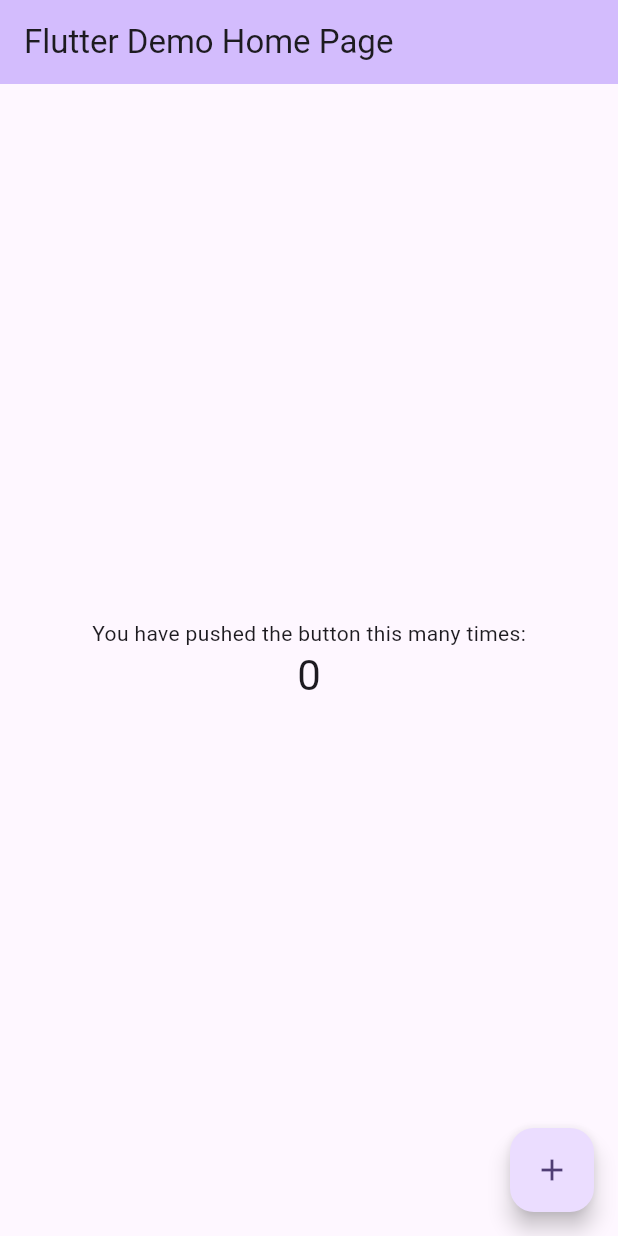
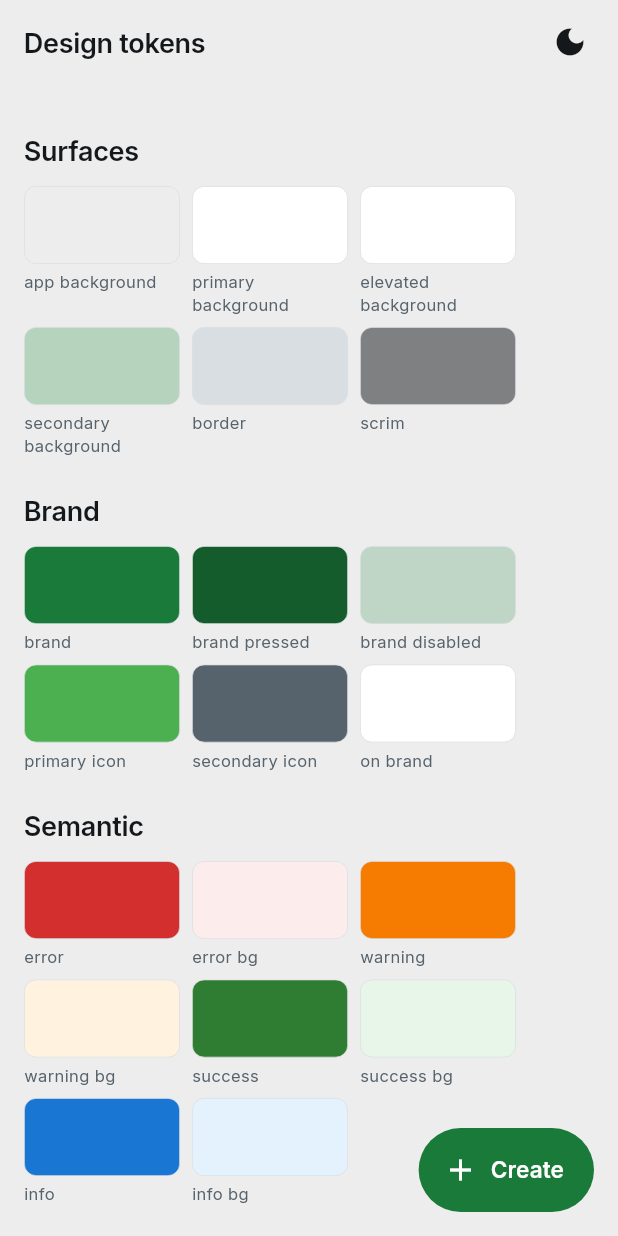
Before and after one commit to denishmk/tebiyu, a Flutter app: the screen it shows after launch, on a phone screen of 412 x 824 dp. Run offline on Flutter 3.47's test engine with Material 3 defaults, Android fonts, the phone set to English and light mode, and no system bars; our stand-ins replace google_fonts.

Commit message:
Add theme preview screen and wire theme into main

```diff
--- /dev/null
+++ b/lib/core/theme/theme_preview_screen.dart
@@ -0,0 +1,493 @@
+import 'package:flutter/material.dart';
+
+import 'package:tebiyu/core/theme/app_colors.dart';
+import 'package:tebiyu/core/theme/app_radius.dart';
+import 'package:tebiyu/core/theme/app_shadows.dart';
+import 'package:tebiyu/core/theme/app_spacing.dart';
+import 'package:tebiyu/core/theme/app_text_styles.dart';
+import 'package:tebiyu/main.dart';
+
+/// A scratch screen that renders every Tebiyu design token.
+///
+/// Not part of the shipping app. It exists so the palette, type scale,
+/// spacing, radii and surface helpers can be checked side by side in both
+/// brightness modes before screens are built on top of them. Delete it once
+/// the real home screen lands in P2.1.
+class ThemePreviewScreen extends StatelessWidget {
+  /// Creates the preview screen.
+  const ThemePreviewScreen({super.key});
+
+  @override
+  Widget build(BuildContext context) {
+    final isDark = Theme.of(context).brightness == Brightness.dark;
+
+    return Scaffold(
+      appBar: AppBar(
+        title: const Text('Design tokens'),
+        actions: [
+          IconButton(
+            icon: Icon(isDark ? Icons.light_mode : Icons.dark_mode),
+            tooltip: isDark ? 'Switch to light' : 'Switch to dark',
+            onPressed: () {
+              themeModeNotifier.value = isDark
+                  ? ThemeMode.light
+                  : ThemeMode.dark;
+            },
+          ),
+          AppSpacing.hGapSm,
+        ],
+      ),
+      floatingActionButton: FloatingActionButton.extended(
+        onPressed: () {},
+        icon: const Icon(Icons.add),
+        label: const Text('Create'),
+      ),
+      body: ListView(
+        padding: const EdgeInsets.fromLTRB(
+          AppSpacing.lg,
+          AppSpacing.sm,
+          AppSpacing.lg,
+          AppSpacing.xxxl * 2,
+        ),
+        children: [
+          _section(context, 'Surfaces'),
+          _swatchGrid(context, [
+            _Swatch('app background', context.colors.appBackground),
+            _Swatch('primary background', context.colors.primaryBackground),
+            _Swatch('elevated background', context.colors.elevatedBackground),
+            _Swatch('secondary background', context.colors.secondaryBackground),
+            _Swatch('border', context.colors.border),
+            _Swatch('scrim', context.colors.scrim),
+          ]),
+
+          _section(context, 'Brand'),
+          _swatchGrid(context, [
+            _Swatch('brand', context.colors.brand),
+            _Swatch('brand pressed', context.colors.brandPressed),
+            _Swatch('brand disabled', context.colors.brandDisabled),
+            _Swatch('primary icon', context.colors.primaryIcon),
+            _Swatch('secondary icon', context.colors.secondaryIcon),
+            _Swatch('on brand', context.colors.onBrand),
+          ]),
+
+          _section(context, 'Semantic'),
+          _swatchGrid(context, [
+            _Swatch('error', context.colors.error),
+            _Swatch('error bg', context.colors.errorBackground),
+            _Swatch('warning', context.colors.warning),
+            _Swatch('warning bg', context.colors.warningBackground),
+            _Swatch('success', context.colors.success),
+            _Swatch('success bg', context.colors.successBackground),
+            _Swatch('info', context.colors.info),
+            _Swatch('info bg', context.colors.infoBackground),
+          ]),
+
+          _section(context, 'Type scale'),
+          Container(
+            width: double.infinity,
+            decoration: context.cardSurface(),
+            padding: AppSpacing.card,
+            child: Column(
+              crossAxisAlignment: CrossAxisAlignment.start,
+              children: [
+                _type(context, 'h1 28', AppTextStyles.h1),
+                _type(context, 'h2 22', AppTextStyles.h2),
+                _type(context, 'h3 18', AppTextStyles.h3),
+                _type(context, 'h4 16', AppTextStyles.h4),
+                _type(context, 'body 15', AppTextStyles.body),
+                _type(context, 'bodySmall 13', AppTextStyles.bodySmall),
+                _type(
+                  context,
+                  'caption 11',
+                  AppTextStyles.caption,
+                  muted: true,
+                ),
+                _type(context, 'label 11', AppTextStyles.label, muted: true),
+                _type(context, 'button 15', AppTextStyles.button),
+                const Divider(height: AppSpacing.xl),
+                Text(
+                  'SSP 1,250,000',
+                  style: AppTextStyles.price.copyWith(
+                    color: context.colors.brand,
+                  ),
+                ),
+                AppSpacing.gapXs,
+                Text(
+                  'SSP 89,500',
+                  style: AppTextStyles.priceSmall.copyWith(
+                    color: context.colors.brand,
+                  ),
+                ),
+              ],
+            ),
+          ),
+
+          _section(context, 'Surface helpers'),
+          Container(
+            decoration: context.cardSurface(),
+            padding: AppSpacing.card,
+            child: Text(
+              'cardSurface — shadow in light, border in dark',
+              style: AppTextStyles.bodySmall.copyWith(
+                color: context.colors.secondaryText,
+              ),
+            ),
+          ),
+          AppSpacing.gapMd,
+          Container(
+            decoration: context.elevatedSurface(),
+            padding: AppSpacing.card,
+            child: Text(
+              'elevatedSurface — modals, menus, dropdowns',
+              style: AppTextStyles.bodySmall.copyWith(
+                color: context.colors.secondaryText,
+              ),
+            ),
+          ),
+          AppSpacing.gapMd,
+          Row(
+            children: [
+              Container(
+                width: 88,
+                height: 88,
+                decoration: context.imageSurface(),
+                child: Icon(
+                  Icons.image_outlined,
+                  color: context.colors.secondaryIcon,
+                ),
+              ),
+              AppSpacing.hGapMd,
+              Expanded(
+                child: Text(
+                  'imageSurface — always bordered, so white product photos '
+                  'do not punch through a dark card',
+                  style: AppTextStyles.bodySmall.copyWith(
+                    color: context.colors.secondaryText,
+                  ),
+                ),
+              ),
+            ],
+          ),
+
+          _section(context, 'Buttons'),
+          Wrap(
+            spacing: AppSpacing.sm,
+            runSpacing: AppSpacing.sm,
+            children: [
+              ElevatedButton(onPressed: () {}, child: const Text('Primary')),
+              OutlinedButton(onPressed: () {}, child: const Text('Secondary')),
+              TextButton(onPressed: () {}, child: const Text('Ghost')),
+              const ElevatedButton(onPressed: null, child: Text('Disabled')),
+            ],
+          ),
+
+          _section(context, 'Chips'),
+          Wrap(
+            spacing: AppSpacing.sm,
+            runSpacing: AppSpacing.sm,
+            children: [
+              _tag(context, 'New', context.colors.warning),
+              _tag(context, 'Used', context.colors.warning),
+              _tag(context, 'Verified seller', context.colors.info),
+              _tag(context, 'Sold', context.colors.success),
+              _tag(context, 'Reported', context.colors.error),
+              const Chip(label: Text('Negotiable')),
+            ],
+          ),
+
+          _section(context, 'Inputs'),
+          const TextField(
+            decoration: InputDecoration(
+              hintText: 'Search for anything...',
+              prefixIcon: Icon(Icons.search),
+            ),
+          ),
+          AppSpacing.gapMd,
+          const TextField(
+            decoration: InputDecoration(
+              labelText: 'Price',
+              prefixText: 'SSP ',
+              errorText: 'Enter a price',
+            ),
+          ),
+          AppSpacing.gapMd,
+          Row(
+            children: [
+              Switch(value: true, onChanged: (_) {}),
+              AppSpacing.hGapSm,
+              Text(
+                'Negotiable',
+                style: AppTextStyles.body.copyWith(
+                  color: context.colors.primaryText,
+                ),
+              ),
+            ],
+          ),
+
+          _section(context, 'Spacing'),
+          Container(
+            decoration: context.cardSurface(),
+            padding: AppSpacing.card,
+            child: Column(
+              crossAxisAlignment: CrossAxisAlignment.start,
+              children: [
+                _bar(context, 'xxs 2', AppSpacing.xxs),
+                _bar(context, 'xs 4', AppSpacing.xs),
+                _bar(context, 'sm 8', AppSpacing.sm),
+                _bar(context, 'md 12', AppSpacing.md),
+                _bar(context, 'lg 16', AppSpacing.lg),
+                _bar(context, 'xl 24', AppSpacing.xl),
+                _bar(context, 'xxl 32', AppSpacing.xxl),
+                _bar(context, 'xxxl 48', AppSpacing.xxxl),
+              ],
+            ),
+          ),
+
+          _section(context, 'Radius'),
+          Wrap(
+            spacing: AppSpacing.md,
+            runSpacing: AppSpacing.md,
+            children: [
+              _radius(context, 'xs 4', AppRadius.allXs),
+              _radius(context, 'sm 8', AppRadius.allSm),
+              _radius(context, 'md 12', AppRadius.allMd),
+              _radius(context, 'lg 16', AppRadius.allLg),
+              _radius(context, 'xl 24', AppRadius.allXl),
+              _radius(context, 'pill', AppRadius.allPill),
+            ],
+          ),
+
+          _section(context, 'Listing card'),
+          _listingCard(context),
+        ],
+      ),
+    );
+  }
+
+  Widget _section(BuildContext context, String title) {
+    return Padding(
+      padding: const EdgeInsets.only(
+        top: AppSpacing.xl,
+        bottom: AppSpacing.md,
+      ),
+      child: Text(
+        title,
+        style: AppTextStyles.h3.copyWith(color: context.colors.primaryText),
+      ),
+    );
+  }
+
+  Widget _swatchGrid(BuildContext context, List<_Swatch> swatches) {
+    return Wrap(
+      spacing: AppSpacing.sm,
+      runSpacing: AppSpacing.sm,
+      children: swatches.map((s) {
+        return SizedBox(
+          width: 104,
+          child: Column(
+            crossAxisAlignment: CrossAxisAlignment.start,
+            children: [
+              Container(
+                height: 52,
+                decoration: BoxDecoration(
+                  color: s.color,
+                  borderRadius: AppRadius.allSm,
+                  border: Border.all(color: context.colors.border, width: 0.5),
+                ),
+              ),
+              AppSpacing.gapXs,
+              Text(
+                s.label,
+                style: AppTextStyles.caption.copyWith(
+                  color: context.colors.secondaryText,
+                ),
+              ),
+            ],
+          ),
+        );
+      }).toList(),
+    );
+  }
+
+  Widget _type(
+    BuildContext context,
+    String label,
+    TextStyle style, {
+    bool muted = false,
+  }) {
+    return Padding(
+      padding: const EdgeInsets.only(bottom: AppSpacing.sm),
+      child: Row(
+        crossAxisAlignment: CrossAxisAlignment.baseline,
+        textBaseline: TextBaseline.alphabetic,
+        children: [
+          SizedBox(
+            width: 92,
+            child: Text(
+              label,
+              style: AppTextStyles.caption.copyWith(
+                color: context.colors.secondaryText,
+              ),
+            ),
+          ),
+          Expanded(
+            child: Text(
+              'Buy. Sell. Everything.',
+              style: style.copyWith(
+                color: muted
+                    ? context.colors.secondaryText
+                    : context.colors.primaryText,
+              ),
+            ),
+          ),
+        ],
+      ),
+    );
+  }
+
+  Widget _tag(BuildContext context, String label, Color color) {
+    return Container(
+      padding: AppSpacing.chip,
+      decoration: BoxDecoration(color: color, borderRadius: AppRadius.allXs),
+      child: Text(
+        label,
+        style: AppTextStyles.label.copyWith(color: context.colors.onBrand),
+      ),
+    );
+  }
+
+  Widget _bar(BuildContext context, String label, double size) {
+    return Padding(
+      padding: const EdgeInsets.only(bottom: AppSpacing.sm),
+      child: Row(
+        children: [
+          SizedBox(
+            width: 72,
+            child: Text(
+              label,
+              style: AppTextStyles.caption.copyWith(
+                color: context.colors.secondaryText,
+              ),
+            ),
+          ),
+          Container(
+            width: size,
+            height: 16,
+            decoration: BoxDecoration(
+              color: context.colors.brand,
+              borderRadius: AppRadius.allXs,
+            ),
+          ),
+        ],
+      ),
+    );
+  }
+
+  Widget _radius(BuildContext context, String label, BorderRadius radius) {
+    return Column(
+      children: [
+        Container(
+          width: 64,
+          height: 64,
+          decoration: BoxDecoration(
+            color: context.colors.secondaryBackground,
+            borderRadius: radius,
+            border: Border.all(color: context.colors.brand, width: 0.5),
+          ),
+        ),
+        AppSpacing.gapXs,
+        Text(
+          label,
+          style: AppTextStyles.caption.copyWith(
+            color: context.colors.secondaryText,
+          ),
+        ),
+      ],
+    );
+  }
+
+  Widget _listingCard(BuildContext context) {
+    return Container(
+      decoration: context.cardSurface(),
+      padding: AppSpacing.cardCompact,
+      child: Column(
+        crossAxisAlignment: CrossAxisAlignment.start,
+        children: [
+          Stack(
+            children: [
+              Container(
+                height: 140,
+                width: double.infinity,
+                decoration: context.imageSurface(radius: AppRadius.allMd),
+                child: Icon(
+                  Icons.photo_outlined,
+                  color: context.colors.secondaryIcon,
+                  size: 32,
+                ),
+              ),
+              Positioned(
+                top: AppSpacing.sm,
+                left: AppSpacing.sm,
+                child: _tag(context, 'Used', context.colors.warning),
+              ),
+              Positioned(
+                top: AppSpacing.xs,
+                right: AppSpacing.xs,
+                child: CircleAvatar(
+                  radius: 16,
+                  backgroundColor: context.colors.primaryBackground,
+                  child: Icon(
+                    Icons.favorite_border,
+                    size: 18,
+                    color: context.colors.secondaryIcon,
+                  ),
+                ),
+              ),
+            ],
+          ),
+          AppSpacing.gapMd,
+          Text(
+            'Toyota Land Cruiser V8 2015',
+            style: AppTextStyles.h4.copyWith(color: context.colors.primaryText),
+          ),
+          AppSpacing.gapXs,
+          Text(
+            'SSP 42,500,000',
+            style: AppTextStyles.price.copyWith(color: context.colors.brand),
+          ),
+          AppSpacing.gapSm,
+          Row(
+            children: [
+              Icon(
+                Icons.location_on_outlined,
+                size: 14,
+                color: context.colors.secondaryIcon,
+              ),
+              AppSpacing.hGapXs,
+              Text(
+                'Juba, Hai Malakal',
+                style: AppTextStyles.caption.copyWith(
+                  color: context.colors.secondaryText,
+                ),
+              ),
+              const Spacer(),
+              Text(
+                '2 hours ago',
+                style: AppTextStyles.caption.copyWith(
+                  color: context.colors.secondaryText,
+                ),
+              ),
+            ],
+          ),
+        ],
+      ),
+    );
+  }
+}
+
+class _Swatch {
+  const _Swatch(this.label, this.color);
+
+  final String label;
+  final Color color;
+}
--- a/lib/main.dart
+++ b/lib/main.dart
@@ -1,122 +1,37 @@
 import 'package:flutter/material.dart';
+import 'package:tebiyu/core/theme/app_theme.dart';
+import 'package:tebiyu/core/theme/theme_preview_screen.dart';
+
+/// Temporary theme mode holder for the preview screen.
+///
+/// Replaced by a Riverpod provider in P5.2 when account settings land.
+final ValueNotifier<ThemeMode> themeModeNotifier = ValueNotifier(
+  ThemeMode.light,
+);
 
 void main() {
-  runApp(const MyApp());
+  runApp(const TebiyuApp());
 }
 
-class MyApp extends StatelessWidget {
-  const MyApp({super.key});
+/// The root widget for Tebiyu.
+class TebiyuApp extends StatelessWidget {
+  /// Creates the root widget.
+  const TebiyuApp({super.key});
 
-  // This widget is the root of your application.
   @override
   Widget build(BuildContext context) {
-    return MaterialApp(
-      title: 'Flutter Demo',
-      theme: ThemeData(
-        // This is the theme of your application.
-        //
-        // TRY THIS: Try running your application with "flutter run". You'll see
-        // the application has a purple toolbar. Then, without quitting the app,
-        // try changing the seedColor in the colorScheme below to Colors.green
-        // and then invoke "hot reload" (save your changes or press the "hot
-        // reload" button in a Flutter-supported IDE, or press "r" if you used
-        // the command line to start the app).
-        //
-        // Notice that the counter didn't reset back to zero; the application
-        // state is not lost during the reload. To reset the state, use hot
-        // restart instead.
-        //
-        // This works for code too, not just values: Most code changes can be
-        // tested with just a hot reload.
-        colorScheme: .fromSeed(seedColor: Colors.deepPurple),
-      ),
-      home: const MyHomePage(title: 'Flutter Demo Home Page'),
+    return ValueListenableBuilder<ThemeMode>(
+      valueListenable: themeModeNotifier,
+      builder: (context, mode, _) {
+        return MaterialApp(
+          title: 'Tebiyu',
+          debugShowCheckedModeBanner: false,
+          theme: AppTheme.light(),
+          darkTheme: AppTheme.dark(),
+          themeMode: mode,
+          home: const ThemePreviewScreen(),
+        );
+      },
     );
   }
 }
-
-class MyHomePage extends StatefulWidget {
-  const MyHomePage({super.key, required this.title});
-
-  // This widget is the home page of your application. It is stateful, meaning
-  // that it has a State object (defined below) that contains fields that affect
-  // how it looks.
-
-  // This class is the configuration for the state. It holds the values (in this
-  // case the title) provided by the parent (in this case the App widget) and
-  // used by the build method of the State. Fields in a Widget subclass are
-  // always marked "final".
-
-  final String title;
-
-  @override
-  State<MyHomePage> createState() => _MyHomePageState();
-}
-
-class _MyHomePageState extends State<MyHomePage> {
-  int _counter = 0;
-
-  void _incrementCounter() {
-    setState(() {
-      // This call to setState tells the Flutter framework that something has
-      // changed in this State, which causes it to rerun the build method below
-      // so that the display can reflect the updated values. If we changed
-      // _counter without calling setState(), then the build method would not be
-      // called again, and so nothing would appear to happen.
-      _counter++;
-    });
-  }
-
-  @override
-  Widget build(BuildContext context) {
-    // This method is rerun every time setState is called, for instance as done
-    // by the _incrementCounter method above.
-    //
-    // The Flutter framework has been optimized to make rerunning build methods
-    // fast, so that you can just rebuild anything that needs updating rather
-    // than having to individually change instances of widgets.
-    return Scaffold(
-      appBar: AppBar(
-        // TRY THIS: Try changing the color here to a specific color (to
-        // Colors.amber, perhaps?) and trigger a hot reload to see the AppBar
-        // change color while the other colors stay the same.
-        backgroundColor: Theme.of(context).colorScheme.inversePrimary,
-        // Here we take the value from the MyHomePage object that was created by
-        // the App.build method, and use it to set our appbar title.
-        title: Text(widget.title),
-      ),
-      body: Center(
-        // Center is a layout widget. It takes a single child and positions it
-        // in the middle of the parent.
-        child: Column(
-          // Column is also a layout widget. It takes a list of children and
-          // arranges them vertically. By default, it sizes itself to fit its
-          // children horizontally, and tries to be as tall as its parent.
-          //
-          // Column has various properties to control how it sizes itself and
-          // how it positions its children. Here we use mainAxisAlignment to
-          // center the children vertically; the main axis here is the vertical
-          // axis because Columns are vertical (the cross axis would be
-          // horizontal).
-          //
-          // TRY THIS: Invoke "debug painting" (choose the "Toggle Debug Paint"
-          // action in the IDE, or press "p" in the console), to see the
-          // wireframe for each widget.
-          mainAxisAlignment: .center,
-          children: [
-            const Text('You have pushed the button this many times:'),
-            Text(
-              '$_counter',
-              style: Theme.of(context).textTheme.headlineMedium,
-            ),
-          ],
-        ),
-      ),
-      floatingActionButton: FloatingActionButton(
-        onPressed: _incrementCounter,
-        tooltip: 'Increment',
-        child: const Icon(Icons.add),
-      ),
-    );
-  }
-}
```
Also changed, not shown: 1 other file.
